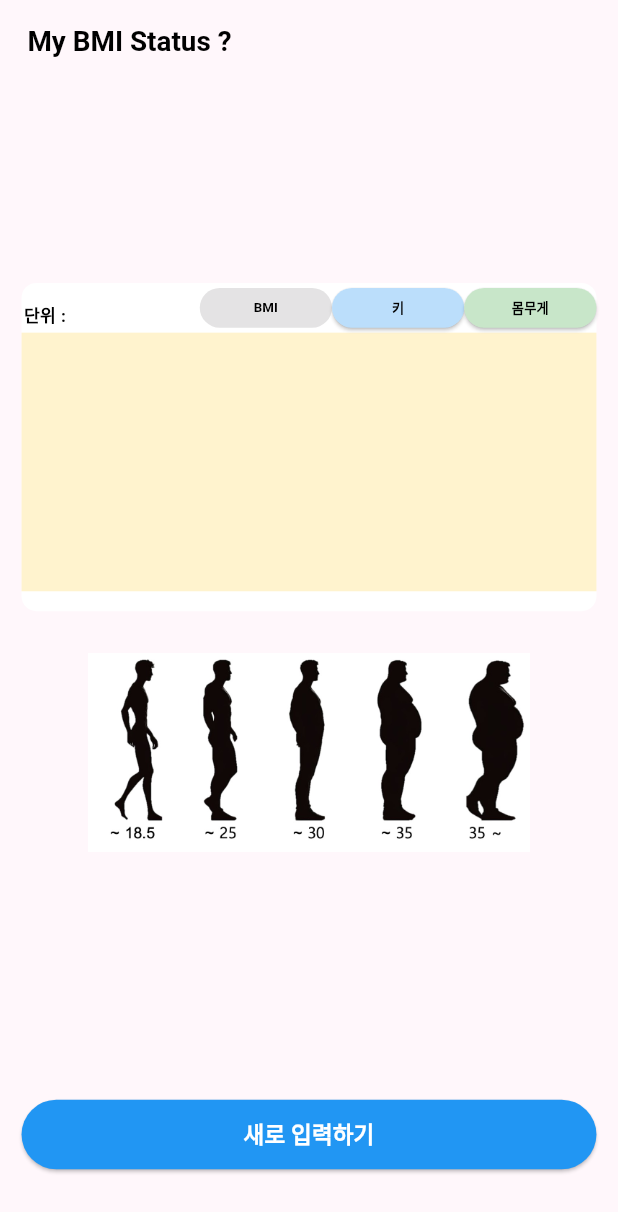
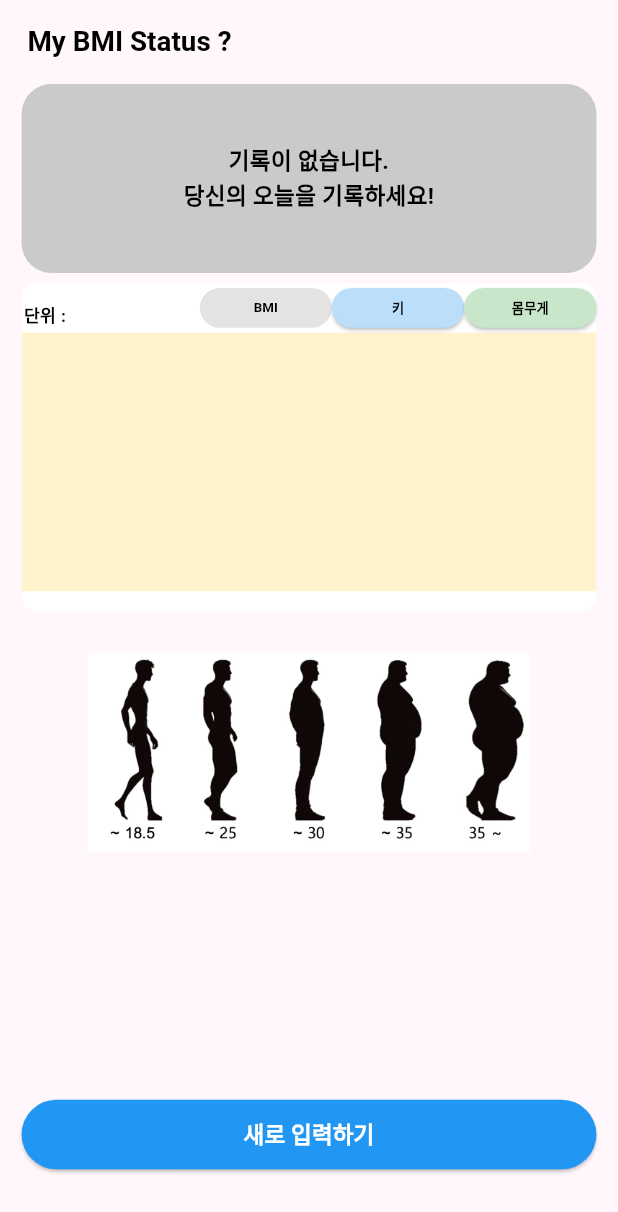
Before and after one commit to kkglpp/myBMIRec, a Flutter app: the RecordPage screen opened directly, on a phone screen of 412 x 824 dp. Shown: the top 1212 px of the screen. Run offline on Flutter 3.47's test engine with Material 3 defaults, Android fonts, the phone set to English and light mode, and no system bars; drawn by our look-alikes of google_mobile_ads; our stand-ins replace flutter_screenutil, get, image_picker, responsive_framework, sqflite; accounts and stored records are empty; network calls fail.

Commit message:
recordPage 일부 수정.

```diff
--- a/lib/View/RecordPage.dart
+++ b/lib/View/RecordPage.dart
@@ -53,7 +53,19 @@ class RecordPage extends StatelessWidget {
                     ],
                   ),
                 );
-              } else {
+              } else if(controller.records.isEmpty){
+                return Container(
+                  decoration: BoxDecoration(
+                    color: const Color.fromARGB(255, 202, 202, 202),
+                    borderRadius: BorderRadius.circular(20),
+                  ),
+                  width: widthsize,
+                  height: heightsize * 0.19,
+                  child: Center(child: customText("기록이 없습니다.\n당신의 오늘을 기록하세요!", fsizeLarge, "C")),
+                );
+
+              }
+              else {
                 // print("목록 불러오기 성공");
                 return recordCardList(context, controller);
               }
```
Also changed, not shown: 1 other file.
